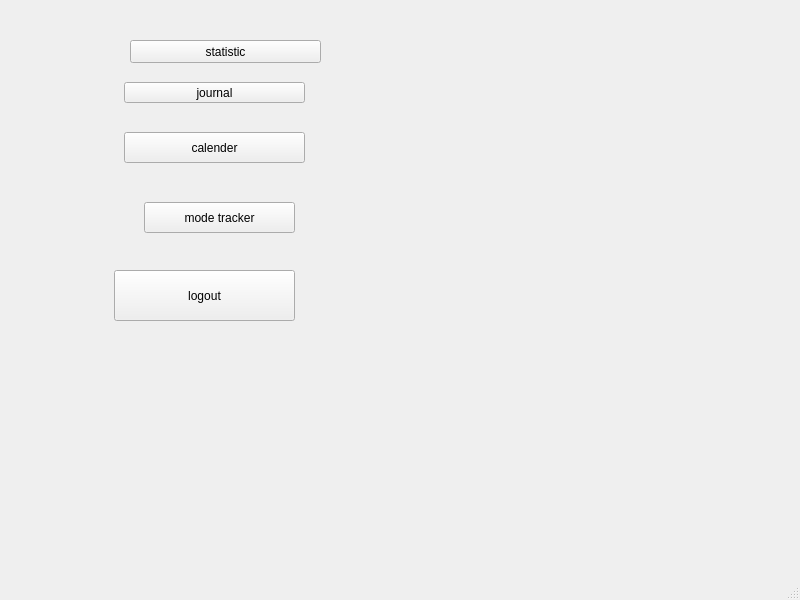
Old version of the form view/uifiles/main_page.ui in the repository saraalsheikh/GoalDigger.
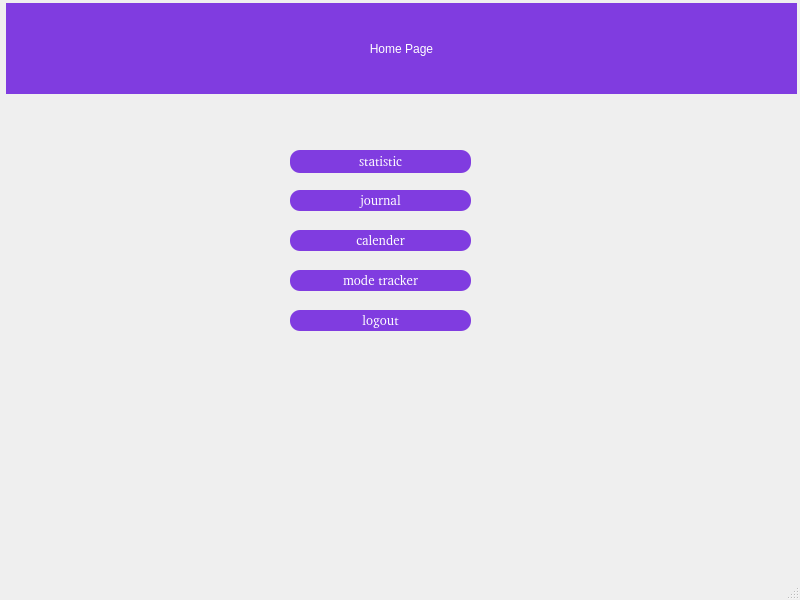
New version of the form.

Commit message: Small changes in the main page design

The edit to the form file:
```diff
--- a/view/uifiles/main_page.ui
+++ b/view/uifiles/main_page.ui
@@ -17,12 +17,28 @@
    <widget class="QPushButton" name="btn_journal">
     <property name="geometry">
      <rect>
-      <x>124</x>
-      <y>82</y>
+      <x>290</x>
+      <y>190</y>
       <width>181</width>
       <height>21</height>
      </rect>
     </property>
+    <property name="styleSheet">
+     <string notr="true">QPushButton {
+	
+	background-color: rgb(128, 60, 224);
+	border-radius:10px;
+	font: 10pt, Arial;
+	color: white;
+
+}
+
+QPushButton:hover{
+	
+	background-color: rgb(193, 81, 241);
+
+}</string>
+    </property>
     <property name="text">
      <string>journal</string>
     </property>
@@ -30,12 +46,28 @@
    <widget class="QPushButton" name="btn_calender">
     <property name="geometry">
      <rect>
-      <x>124</x>
-      <y>132</y>
+      <x>290</x>
+      <y>230</y>
       <width>181</width>
-      <height>31</height>
+      <height>21</height>
      </rect>
     </property>
+    <property name="styleSheet">
+     <string notr="true">QPushButton {
+	
+	background-color: rgb(128, 60, 224);
+	border-radius:10px;
+	font: 10pt, Arial;
+	color: white;
+
+}
+
+QPushButton:hover{
+	
+	background-color: rgb(193, 81, 241);
+
+}</string>
+    </property>
     <property name="text">
      <string>calender</string>
     </property>
@@ -43,12 +75,28 @@
    <widget class="QPushButton" name="btn_mode_tracker">
     <property name="geometry">
      <rect>
-      <x>144</x>
-      <y>202</y>
-      <width>151</width>
-      <height>31</height>
+      <x>290</x>
+      <y>270</y>
+      <width>181</width>
+      <height>21</height>
      </rect>
     </property>
+    <property name="styleSheet">
+     <string notr="true">QPushButton {
+	
+	background-color: rgb(128, 60, 224);
+	border-radius:10px;
+	font: 10pt, Arial;
+	color: white;
+
+}
+
+QPushButton:hover{
+	
+	background-color: rgb(193, 81, 241);
+
+}</string>
+    </property>
     <property name="text">
      <string>mode tracker</string>
     </property>
@@ -56,12 +104,28 @@
    <widget class="QPushButton" name="btn_logout">
     <property name="geometry">
      <rect>
-      <x>114</x>
-      <y>270</y>
+      <x>290</x>
+      <y>310</y>
       <width>181</width>
-      <height>51</height>
+      <height>21</height>
      </rect>
     </property>
+    <property name="styleSheet">
+     <string notr="true">QPushButton {
+	
+	background-color: rgb(128, 60, 224);
+	border-radius:10px;
+	font: 10pt, Arial;
+	color: white;
+
+}
+
+QPushButton:hover{
+	
+	background-color: rgb(193, 81, 241);
+
+}</string>
+    </property>
     <property name="text">
      <string>logout</string>
     </property>
@@ -69,16 +133,53 @@
    <widget class="QPushButton" name="btn_statistic">
     <property name="geometry">
      <rect>
-      <x>130</x>
-      <y>40</y>
-      <width>191</width>
+      <x>290</x>
+      <y>150</y>
+      <width>181</width>
       <height>23</height>
      </rect>
     </property>
+    <property name="styleSheet">
+     <string notr="true">QPushButton {
+	
+	background-color: rgb(128, 60, 224);
+	border-radius:10px;
+	font: 10pt, Arial;
+	color: white;
+
+}
+
+QPushButton:hover{
+	
+	background-color: rgb(193, 81, 241);
+
+}</string>
+    </property>
     <property name="text">
      <string>statistic</string>
     </property>
    </widget>
+   <widget class="QLabel" name="label">
+    <property name="geometry">
+     <rect>
+      <x>6</x>
+      <y>3</y>
+      <width>791</width>
+      <height>91</height>
+     </rect>
+    </property>
+    <property name="styleSheet">
+     <string notr="true">font: 24pt &quot;Comic Sans MS&quot;;
+color: white;
+background-color: rgb(128, 60, 224);</string>
+    </property>
+    <property name="text">
+     <string>Home Page</string>
+    </property>
+    <property name="alignment">
+     <set>Qt::AlignCenter</set>
+    </property>
+   </widget>
   </widget>
   <widget class="QMenuBar" name="menubar">
    <property name="geometry">
```
The commit also changes 5 other files.
